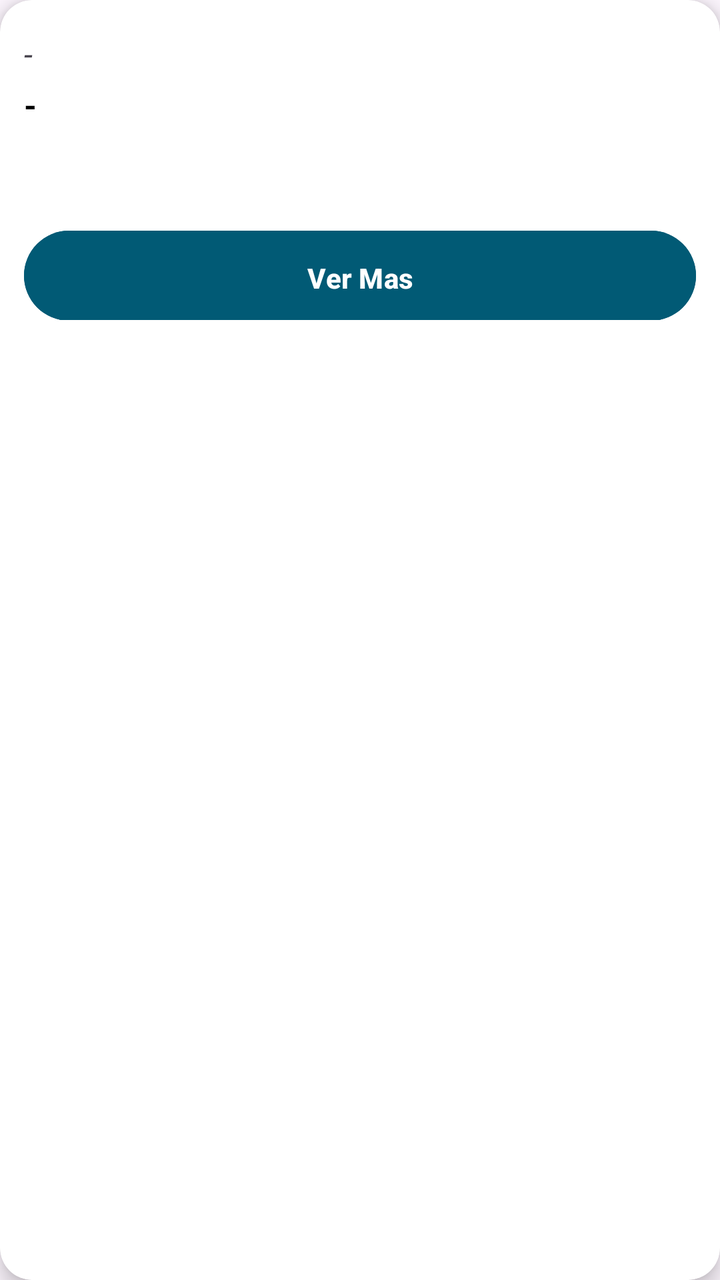
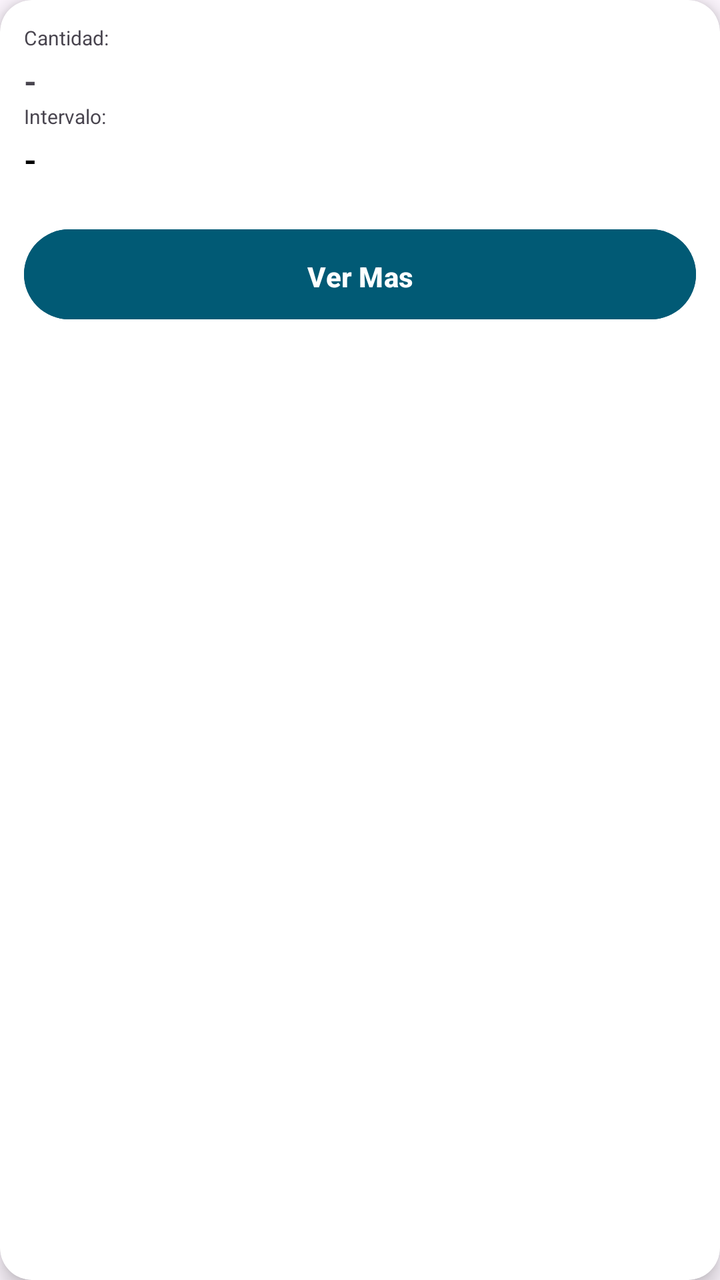

An Android layout rendered at two revisions. The XML below is the earlier revision; the diff shows what the commit changed to produce the second picture.
<!-- AndroidManifest.xml: application theme Theme.MobilesVC -->
<!-- res/layout/card_recordatorio.xml -->
<?xml version="1.0" encoding="utf-8"?>
<androidx.cardview.widget.CardView xmlns:android="http://schemas.android.com/apk/res/android"
    xmlns:app="http://schemas.android.com/apk/res-auto"
    android:layout_width="match_parent"
    android:layout_height="wrap_content"
    android:layout_margin="8dp"
    app:cardBackgroundColor="@color/white"
    app:cardCornerRadius="16dp"
    app:cardElevation="6dp">

    <LinearLayout
        android:layout_width="match_parent"
        android:layout_height="172dp"
        android:orientation="vertical"
        android:padding="12dp">

        <TextView
            android:id="@+id/vCantidadCard"
            android:layout_width="wrap_content"
            android:layout_height="wrap_content"
            android:layout_marginTop="4dp"
            android:text="-"
            android:textSize="16sp"
            android:textStyle="italic" />

        <TextView
            android:id="@+id/vIntervaloCard"
            android:layout_width="wrap_content"
            android:layout_height="wrap_content"
            android:layout_marginTop="4dp"
            android:text="-"
            android:textColor="#000000"
            android:textSize="16sp"
            android:textStyle="bold" />

        <Button
            android:id="@+id/vToRecordatorio"
            android:layout_width="match_parent"
            android:layout_height="53dp"
            android:layout_marginTop="48dp"
            android:layout_marginBottom="108dp"
            android:backgroundTint="#015A75"
            android:paddingVertical="14dp"
            android:text="Ver Mas"
            android:textStyle="bold"
            app:layout_constraintBottom_toBottomOf="parent"
            app:layout_constraintEnd_toEndOf="parent"
            app:layout_constraintHorizontal_bias="0.243"
            app:layout_constraintStart_toStartOf="parent"
            app:layout_constraintTop_toBottomOf="@+id/etClave" />

    </LinearLayout>

</androidx.cardview.widget.CardView>
<!-- resources referenced by this layout -->
<resources>
  <color name="white">#FFFFFFFF</color>
  <style name="Theme.MobilesVC" parent="Base.Theme.MobilesVC" />
  <style name="Base.Theme.MobilesVC" parent="Theme.Material3.DayNight.NoActionBar">
          
          
      </style>
</resources>

<!-- the commit's change to res/layout/card_recordatorio.xml (unified diff, before → after) -->
@@ -10,9 +10,16 @@
 
     <LinearLayout
         android:layout_width="match_parent"
-        android:layout_height="172dp"
+        android:layout_height="match_parent"
         android:orientation="vertical"
         android:padding="12dp">
+
+        <TextView
+            android:id="@+id/textView26"
+            android:layout_width="match_parent"
+            android:layout_height="wrap_content"
+            android:text="Cantidad:"
+            android:textSize="10sp" />
 
         <TextView
             android:id="@+id/vCantidadCard"
@@ -21,7 +28,14 @@
             android:layout_marginTop="4dp"
             android:text="-"
             android:textSize="16sp"
-            android:textStyle="italic" />
+            android:textStyle="bold" />
+
+        <TextView
+            android:id="@+id/textView25"
+            android:layout_width="match_parent"
+            android:layout_height="wrap_content"
+            android:text="Intervalo:"
+            android:textSize="10sp" />
 
         <TextView
             android:id="@+id/vIntervaloCard"
@@ -37,8 +51,7 @@
             android:id="@+id/vToRecordatorio"
             android:layout_width="match_parent"
             android:layout_height="53dp"
-            android:layout_marginTop="48dp"
-            android:layout_marginBottom="108dp"
+            android:layout_marginTop="20dp"
             android:backgroundTint="#015A75"
             android:paddingVertical="14dp"
             android:text="Ver Mas"
